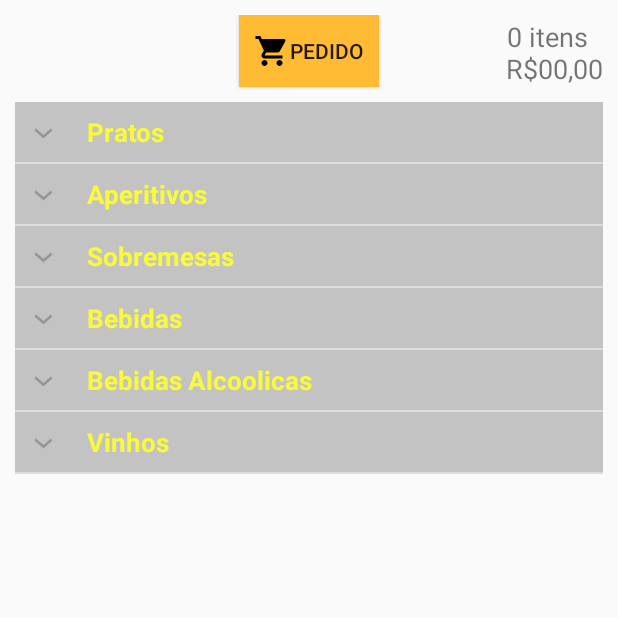
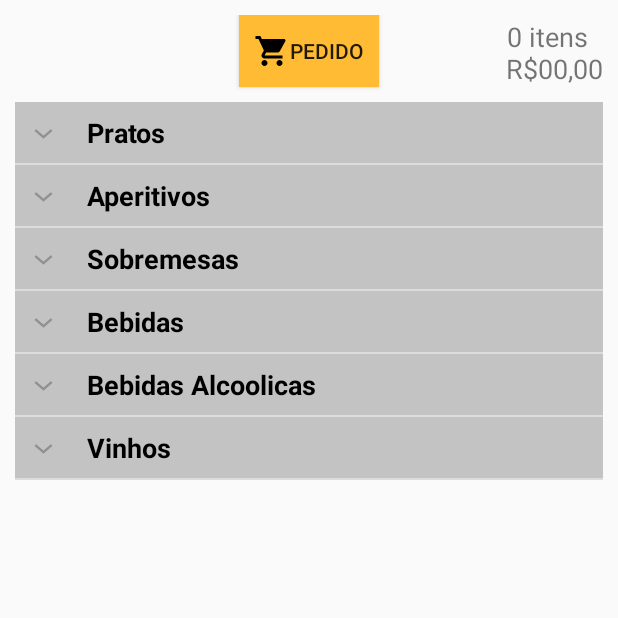
Before and after one commit to Gabriel-Bur/gerenciador-pedidos, an Android app: the CardapioActivity screen opened directly, with no data from a screen before it, on a phone screen of 412 x 824 dp, the top half of it. Run offline under Robolectric (Android 15) with nearby library versions, the phone set to English and light mode, and no system bars; our stand-ins replace Firebase (no records; nobody signed in at launch, a user with empty details on screens opened directly).

Commit message:
resolver codigo em PedidoActivity

```diff
--- a/app/src/main/java/com/infnet/android/gerenciador_pedidos/CardapioActivity.java
+++ b/app/src/main/java/com/infnet/android/gerenciador_pedidos/CardapioActivity.java
@@ -1,6 +1,7 @@
 package com.infnet.android.gerenciador_pedidos;
 
 import android.content.Intent;
+import android.support.annotation.NonNull;
 import android.support.v7.app.AppCompatActivity;
 import android.os.Bundle;
 import android.view.View;
@@ -33,6 +34,7 @@ public class CardapioActivity extends AppCompatActivity {
     final private DatabaseReference mDatabase = FirebaseDatabase.getInstance().getReference();
 
     //Referencia das categorias de itens
+    private DatabaseReference referenciaMesas = mDatabase.child("mesas");
     private DatabaseReference referenciaPratos = mDatabase.child("itens/pratos");
     private DatabaseReference referenciaAperitivos = mDatabase.child("itens/aperitivos");
     private DatabaseReference referenciaSobremesas = mDatabase.child("itens/sobremesas");
@@ -43,8 +45,12 @@ public class CardapioActivity extends AppCompatActivity {
     private Button pedido;
     private TextView total;
     private Mesa mesaEscolhida;
+    int quatidade = 0;
+    Double valor = 0.0;
+
 
     private ArrayList<String> listaDataHeader;
+    private List<Item> pedidosDaMesa = new ArrayList<>();
     private ArrayList<Item> listaDePratos;
     private ArrayList<Item> listaDeAperitivos;
     private ArrayList<Item> listaDeSobremesas;
@@ -62,11 +68,13 @@ public class CardapioActivity extends AppCompatActivity {
         setContentView(R.layout.activity_cardapio);
         init();
 
+    }
 
-    }
 
     private void init(){
 
+
+        total = (TextView)findViewById(R.id.cardapio_totalTextLabel);
         pedido = (Button) findViewById(R.id.cardapio_carrinhoBtn);
         cardapio = (ExpandableListView) findViewById(R.id.cardapio_ListView);
         listaDePratos = new ArrayList<>();
@@ -76,7 +84,12 @@ public class CardapioActivity extends AppCompatActivity {
         listaDeBebidasAlcoolicas = new ArrayList<>();
         listaDeVinhos = new ArrayList<>();
 
+        //Recebe a mesa escolhida pelo usuário
+        final Intent it = getIntent();
+        mesaEscolhida = (Mesa)it.getSerializableExtra("mesaEscolhida");
 
+
+        //As categorias da lista
         listaDataHeader = new ArrayList<>();
         listaDataHeader.add("Pratos");
         listaDataHeader.add("Aperitivos");
@@ -85,8 +98,31 @@ public class CardapioActivity extends AppCompatActivity {
         listaDataHeader.add("Bebidas Alcoolicas");
         listaDataHeader.add("Vinhos");
 
-        Intent it = getIntent();
-        mesaEscolhida = (Mesa)it.getSerializableExtra("mesaEscolhida");
+
+        //Recupera o total de itens e valores para mostrar no canto superior direito.
+       /* referenciaMesas.child(mesaEscolhida.getNome()).addValueEventListener(new ValueEventListener() {
+            @Override
+            public void onDataChange(DataSnapshot dataSnapshot) {
+
+                try {
+                    for (DataSnapshot child : dataSnapshot.child("pedido").getChildren()) {
+                        Item item = child.getValue(Item.class);
+                        quatidade = item.getQuantidade();
+                        valor = item.getValor()*item.getQuantidade();
+
+
+                    }
+                }catch (Exception e){}
+
+                String formater = String.format("%.2f",valor);
+                total.setText(quatidade+" itens"+"\n R$"+formater);
+            }
+            @Override
+            public void onCancelled(DatabaseError databaseError) {
+
+            }
+        });
+        */
 
 
         referenciaPratos.addValueEventListener(new ValueEventListener() {
@@ -174,6 +210,9 @@ public class CardapioActivity extends AppCompatActivity {
             }
         });
 
+
+
+        //Cria um dicionario e atribui uma chave com o nome das categorias para cada lista
         hashMap.put(listaDataHeader.get(0),listaDePratos);
         hashMap.put(listaDataHeader.get(1),listaDeAperitivos);
         hashMap.put(listaDataHeader.get(2),listaDeSobremesas);
@@ -183,6 +222,8 @@ public class CardapioActivity extends AppCompatActivity {
 
         adapter = new CustomExpandableListView(this,listaDataHeader,hashMap);
         cardapio.setAdapter(adapter);
+
+
 
         cardapio.setOnChildClickListener(new ExpandableListView.OnChildClickListener() {
             @Override
--- a/app/src/main/res/layout/list_group.xml
+++ b/app/src/main/res/layout/list_group.xml
@@ -7,10 +7,10 @@
         android:padding="8dp">
 
     <TextView
-            android:id="@+id/lblListHeader"
-            android:layout_width="fill_parent"
-            android:layout_height="wrap_content"
-            android:paddingLeft="?android:attr/expandableListPreferredItemPaddingLeft"
-            android:textColor="#f9f93d"
-            android:textSize="17dp" />
+        android:id="@+id/lblListHeader"
+        android:layout_width="fill_parent"
+        android:layout_height="wrap_content"
+        android:paddingLeft="?android:attr/expandableListPreferredItemPaddingLeft"
+        android:textColor="#000000"
+        android:textSize="18sp" />
 </LinearLayout>
--- a/app/src/main/res/values/strings.xml
+++ b/app/src/main/res/values/strings.xml
@@ -15,11 +15,11 @@
     <string name="enviarComandaBtn">Enviar Comanda</string>
     <string name="productName">Nome do Produto</string>
     <string name="description">Descrição do Produto</string>
-    <string name="unitPrice">Preço Unitário:</string>
+    <string name="unitPrice">Preço Unitário: R$</string>
     <string name="addPedidoBtn">Adicionar Pedido</string>
     <string name="encerrarBtn">Consultar/Encerrar</string>
-    <string name="totalText">Total:</string>
-    <string name="dinheiroText">R$ 00,00</string>
+    <string name="totalText">Total: R$</string>
+    <string name="dinheiroText">00,00</string>
     <string name="mesa">Mesa</string>
     <string name="pagarBtn">Pagamento</string>
     <string name="percentTextView">10%</string>
```
Also changed, not shown: app/src/main/java/com/infnet/android/gerenciador_pedidos/EncerrarActivity.java (+46 -4 lines), app/src/main/java/com/infnet/android/gerenciador_pedidos/PedidoActivity.java (+27 -2 lines), app/src/main/java/com/infnet/android/gerenciador_pedidos/PopUp_Files/ObsPopup.java (+4 -3 lines).
